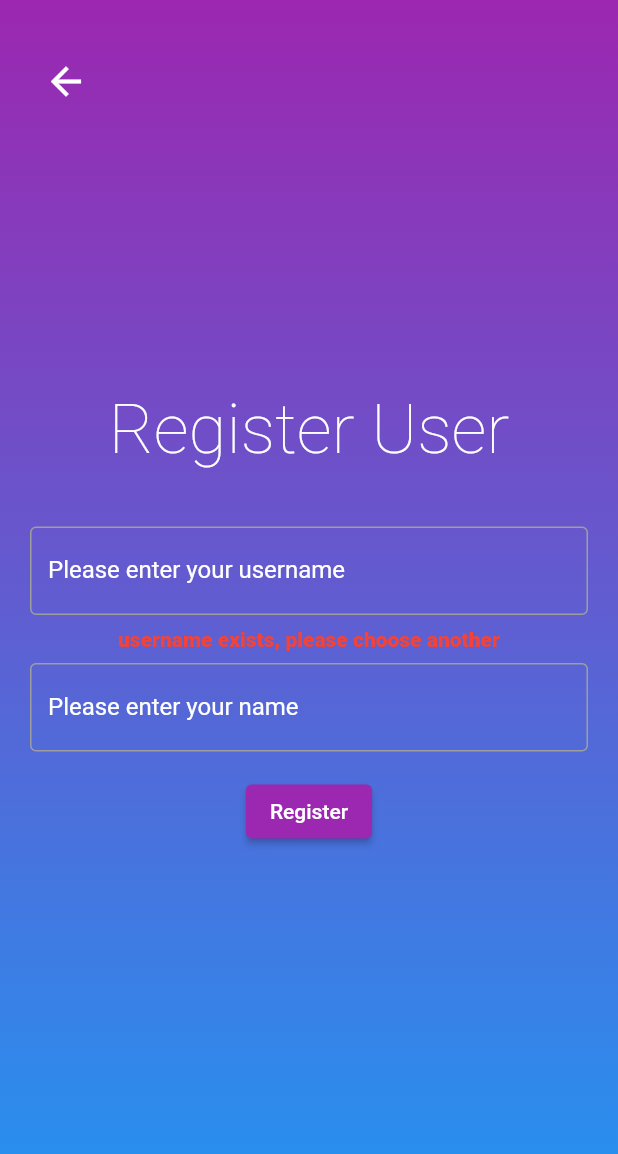
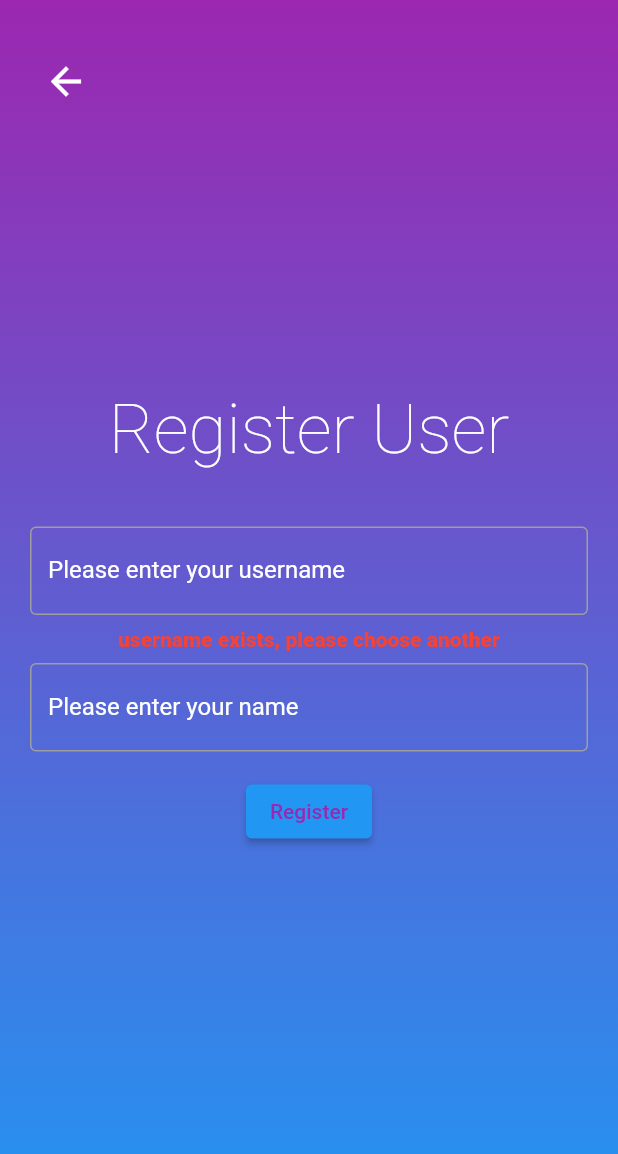
Before and after one commit to Karma-234/todo_app, a Flutter app: the Register screen opened directly, on a phone screen of 412 x 824 dp. Shown: the top 1154 px of the screen. Run offline on Flutter 3.47's test engine with Material 2 defaults, Android fonts, the phone set to English and light mode, and no system bars; our stand-ins replace flutter_slidable, get.

```diff
--- a/lib/main.dart
+++ b/lib/main.dart
@@ -1,4 +1,5 @@
 import 'package:flutter/material.dart';
+import 'package:get/get.dart';
 import 'package:todo_app/pages/login.dart';
 
 void main() {
@@ -10,7 +11,7 @@ class MyApp extends StatelessWidget {
 
   @override
   Widget build(BuildContext context) {
-    return const MaterialApp(
+    return const GetMaterialApp(
       home: Login(),
     );
   }
--- a/lib/pages/register.dart
+++ b/lib/pages/register.dart
@@ -33,7 +33,7 @@ class _RegisterState extends State<Register> {
       body: Stack(
         children: [
           Container(
-            decoration: BoxDecoration(
+            decoration: const BoxDecoration(
               gradient: LinearGradient(
                 begin: Alignment.topCenter,
                 end: Alignment.bottomCenter,
@@ -45,8 +45,8 @@ class _RegisterState extends State<Register> {
                 child: Column(
                   mainAxisAlignment: MainAxisAlignment.center,
                   children: [
-                    Padding(
-                      padding: const EdgeInsets.only(bottom: 30.0),
+                    const Padding(
+                      padding: EdgeInsets.only(bottom: 30.0),
                       child: Text(
                         'Register User',
                         style: TextStyle(
@@ -62,7 +62,7 @@ class _RegisterState extends State<Register> {
                         labelText: 'Please enter your username',
                       ),
                     ),
-                    Text(
+                    const Text(
                       'username exists, please choose another',
                       style: TextStyle(
                           color: Colors.red, fontWeight: FontWeight.w800),
@@ -74,9 +74,10 @@ class _RegisterState extends State<Register> {
                     Padding(
                       padding: const EdgeInsets.only(top: 8.0),
                       child: ElevatedButton(
-                        style: ElevatedButton.styleFrom(primary: Colors.purple),
+                        style: ElevatedButton.styleFrom(
+                            foregroundColor: Colors.purple),
                         onPressed: () async {},
-                        child: Text('Register'),
+                        child: const Text('Register'),
                       ),
                     ),
                   ],
@@ -91,7 +92,7 @@ class _RegisterState extends State<Register> {
               onPressed: () {
                 Navigator.pop(context);
               },
-              icon: Icon(
+              icon: const Icon(
                 Icons.arrow_back,
                 size: 30,
                 color: Colors.white,
@@ -117,7 +118,7 @@ class AppProgressIndicator extends StatelessWidget {
         child: Container(
           height: 20,
           width: 20,
-          child: CircularProgressIndicator(
+          child: const CircularProgressIndicator(
             color: Colors.purple,
           ),
         ),
```
Also changed, not shown: lib/pages/login.dart (+6 -2 lines), lib/pages/todo_page.dart (+14 -14 lines).
